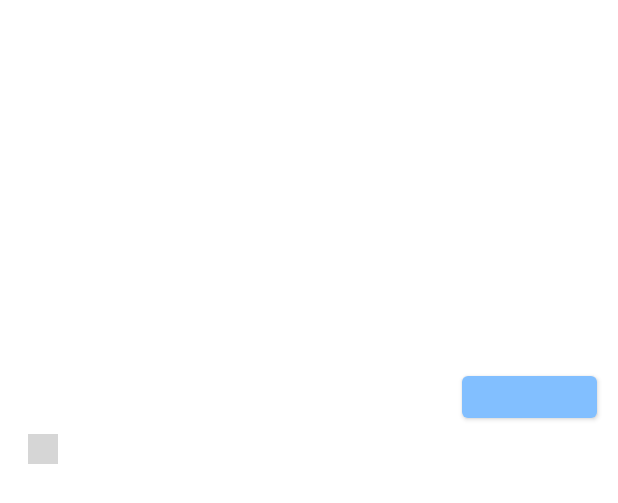
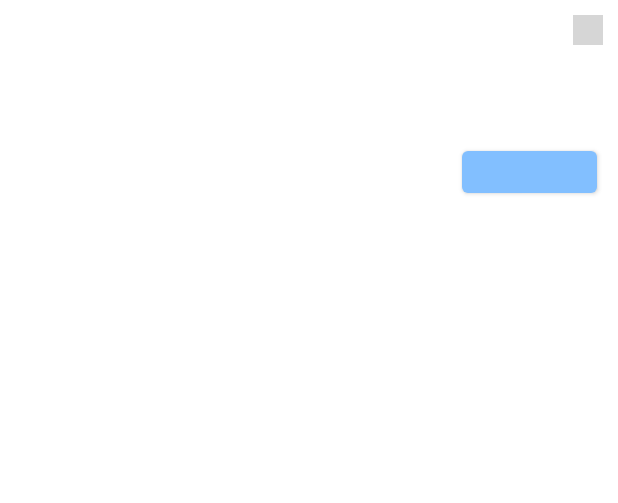
Before and after one commit to 2285-qw/weather, an Android app: the layout native_ad.xml on its own in the app's theme, with its tools: preview values and no code run, on a phone screen of 412 x 824 dp. Shown: the top 503 px of the screen. Run offline under Robolectric (Android 15) with nearby library versions, the phone set to English and light mode, and no system bars; Roboto replaces fonts that are not available here; grey boxes are pictures that could not be loaded.

Commit message:
添加广告版本

```diff
--- a/app/src/main/java/com/example/weatherhuihaoda/ui/AddcityActivity.java
+++ b/app/src/main/java/com/example/weatherhuihaoda/ui/AddcityActivity.java
@@ -6,6 +6,7 @@ import android.app.AlertDialog;
 import android.content.Context;
 import android.content.DialogInterface;
 import android.content.Intent;
+import android.content.pm.ActivityInfo;
 import android.graphics.Color;
 import android.graphics.PixelFormat;
 import android.os.Build;
@@ -127,6 +128,8 @@ public class AddcityActivity extends AppCompatActivity implements AbsListView.On
     @Override
     protected void onCreate(Bundle savedInstanceState) {
         super.onCreate(savedInstanceState);
+        //保持屏幕竖屏
+        setRequestedOrientation(ActivityInfo.SCREEN_ORIENTATION_PORTRAIT);
         // 默认软键盘不弹出
         getWindow().setSoftInputMode(WindowManager.LayoutParams.SOFT_INPUT_STATE_HIDDEN);
         //setSystemBarTransparent();
--- a/app/src/main/java/com/example/weatherhuihaoda/ui/BaseActivity.java
+++ b/app/src/main/java/com/example/weatherhuihaoda/ui/BaseActivity.java
@@ -1,5 +1,6 @@
 package com.example.weatherhuihaoda.ui;
 
+import android.content.pm.ActivityInfo;
 import android.graphics.Color;
 import android.os.Build;
 import android.os.Bundle;
@@ -21,7 +22,8 @@ public class BaseActivity extends AppCompatActivity {
     @Override
     protected void onCreate(@Nullable Bundle savedInstanceState) {
         //getWindow().requestFeature(Window.FEATURE_NO_TITLE);
-
+        //保持屏幕竖屏
+        setRequestedOrientation(ActivityInfo.SCREEN_ORIENTATION_PORTRAIT);
 
         if(Build.VERSION.SDK_INT >= Build.VERSION_CODES.LOLLIPOP) {
             Window window = getWindow();
--- a/app/src/main/java/com/example/weatherhuihaoda/util/BannerUtil.java
+++ b/app/src/main/java/com/example/weatherhuihaoda/util/BannerUtil.java
@@ -41,7 +41,7 @@ public class BannerUtil {
                 .setImageAcceptedSize(640, 100)
                 //[start支持模板样式]:需要支持模板广告和原生广告样式的切换，需要调用supportRenderControl和setExpressViewAcceptedSize
                 .supportRenderControl() //支持模板样式
-                .setExpressViewAcceptedSize(10,5)//设置模板宽高（dp）
+                .setExpressViewAcceptedSize(640,100)//设置模板宽高（dp）
                 //[end支持模板样式]
                 .setNativeAdType(AdSlot.TYPE_BANNER) //请求原生广告时候，请务必调用该方法，设置参数为TYPE_BANNER或TYPE_INTERACTION_AD
                 .setAdCount(1)
--- a/app/src/main/java/com/example/weatherhuihaoda/util/StaticClass.java
+++ b/app/src/main/java/com/example/weatherhuihaoda/util/StaticClass.java
@@ -35,7 +35,9 @@ public class StaticClass {
     //开屏广告id
     public static final String SPALSHID="887433244";
     //Banner广告位id
-    public static final String BANNERID="945812911";
+    public static final String BANNERID="945820774";
+    //Banner广告位id2
+    public static final String BANNERID2="945823068";
 
 
 
--- a/app/src/main/java/com/example/weatherhuihaoda/util/TToast.java
+++ b/app/src/main/java/com/example/weatherhuihaoda/util/TToast.java
@@ -12,7 +12,7 @@ public final class TToast {
     private static Toast sToast;
 
     public static void show(Context context, String msg) {
-        show(context, msg, Toast.LENGTH_SHORT);
+        //show(context, msg, Toast.LENGTH_SHORT);
     }
 
     public static void show(Context context, String msg, int duration) {
--- a/app/src/main/res/layout/native_ad.xml
+++ b/app/src/main/res/layout/native_ad.xml
@@ -13,9 +13,17 @@
         android:textSize="14sp" />
 
     <ImageView
+        android:id="@+id/img_native_dislike"
+        android:layout_width="20dp"
+        android:layout_height="20dp"
+        android:layout_alignParentRight="true"
+        android:layout_margin="10dp"
+        android:background="@drawable/tt_dislike_icon" />
+
+    <ImageView
         android:id="@+id/iv_native_image"
         android:layout_width="match_parent"
-        android:layout_height="200dp"
+        android:layout_height="50dp"
         android:layout_below="@id/tv_native_ad_title"
         android:layout_marginBottom="5dp"
         android:layout_marginLeft="10dp"
@@ -52,17 +60,6 @@
             android:singleLine="true"
             android:textSize="14sp" />
 
-        <ImageView
-            android:id="@+id/img_native_dislike"
-            android:layout_width="20dp"
-            android:layout_height="20dp"
-            android:background="@drawable/tt_dislike_icon" />
-
-        <ImageView
-            android:id="@+id/iv_native_ad_logo"
-            android:layout_width="wrap_content"
-            android:layout_height="wrap_content"
-            android:layout_gravity="bottom|right"/>
     </LinearLayout>
 
     <Button
@@ -77,4 +74,13 @@
         android:textSize="10sp"
         />
 
+    <ImageView
+        android:id="@+id/iv_native_ad_logo"
+        android:layout_width="wrap_content"
+        android:layout_centerHorizontal="true"
+        android:layout_height="wrap_content"
+        android:layout_gravity="bottom|right"
+        android:layout_alignBottom="@+id/btn_native_creative"
+        />
+
 </RelativeLayout>
```
Also changed, not shown: app/src/main/java/com/example/weatherhuihaoda/MainActivity.java (+17 -0 lines), app/src/main/java/com/example/weatherhuihaoda/ui/City_choiceActivity.java (+21 -0 lines), app/src/main/res/layout/activity_city_choice.xml (+9 -1 lines), app/src/main/res/layout/activity_main.xml (+10 -16 lines).
